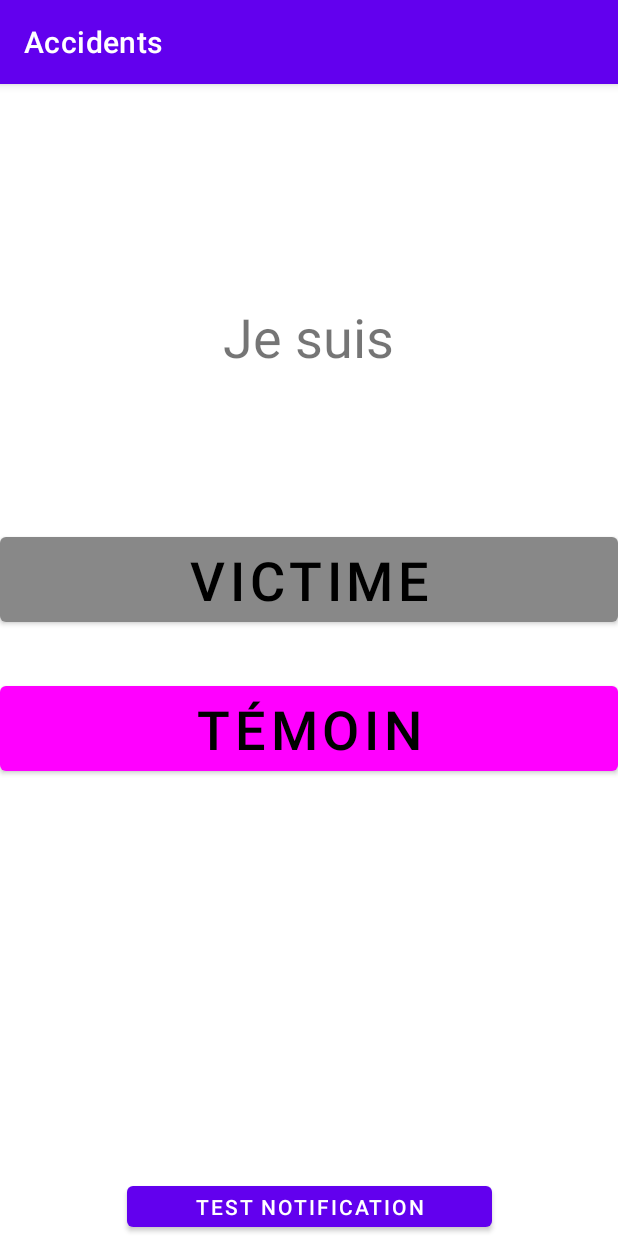
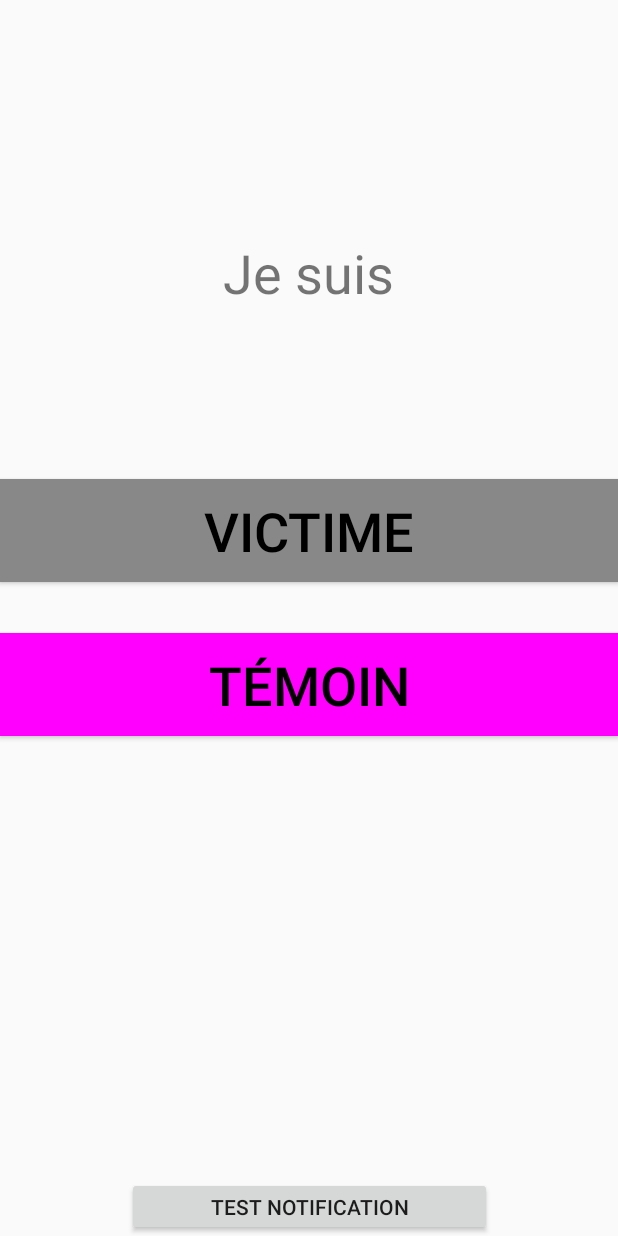
Before and after one commit to zdimension/accidents, an Android app: the screen it shows after launch (VictimeTemoin), on a phone screen of 412 x 824 dp. Run offline under Robolectric (Android 15) with nearby library versions, the phone set to English and light mode, and no system bars.

Commit message:
Suppresion de la barre en haut de toute les activités

```diff
--- a/app/src/main/res/values/themes.xml
+++ b/app/src/main/res/values/themes.xml
@@ -1,6 +1,6 @@
 <resources xmlns:tools="http://schemas.android.com/tools">
     <!-- Base application theme. -->
-    <style name="Theme.Accidents" parent="Theme.MaterialComponents.DayNight.DarkActionBar">
+    <style name="Theme.Accidents" parent="Theme.AppCompat.Light.NoActionBar">
         <!-- Primary brand color. -->
         <item name="colorPrimary">@color/purple_500</item>
         <item name="colorPrimaryVariant">@color/purple_700</item>
```
